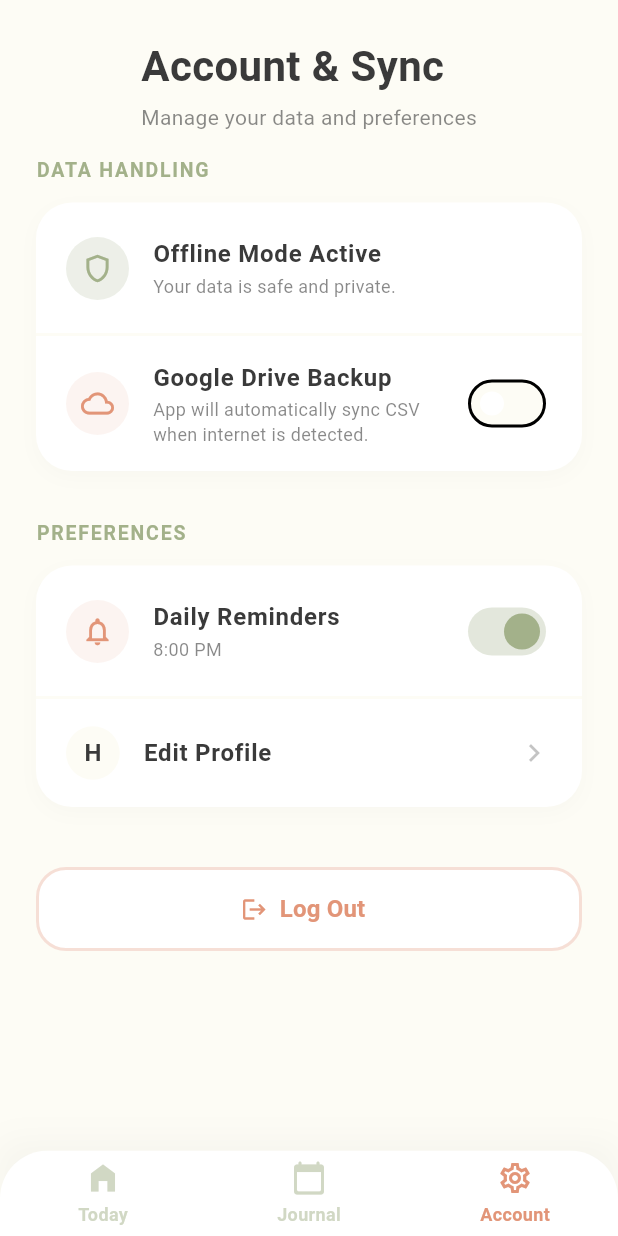
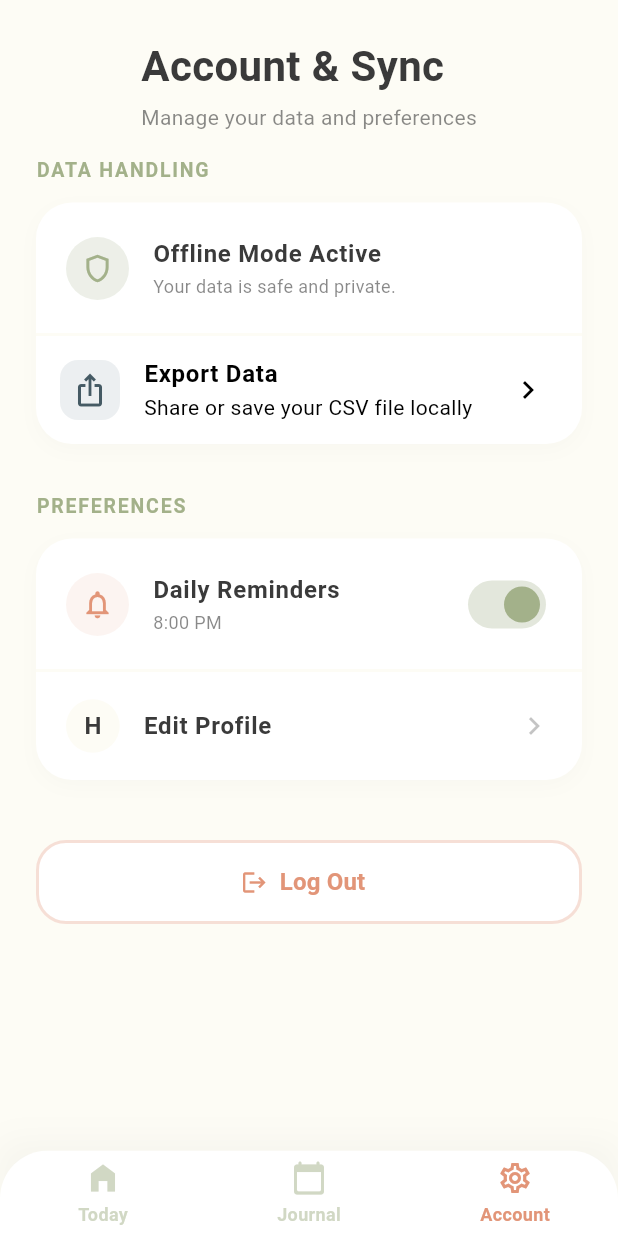
Before and after one commit to pak-pow/PoopTracker, a Flutter app: the SettingsScreen screen opened directly, on a phone screen of 412 x 824 dp. Run offline on Flutter 3.47's test engine with Material 3 defaults, Android fonts, the phone set to English and light mode, and no system bars; our stand-ins replace csv, share_plus, table_calendar; Roboto replaces fonts that are missing (Nunito).

Commit message:
refactor: pivot to offline-first architecture with local CSV export

```diff
--- a/lib/data/services/csv_service.dart
+++ b/lib/data/services/csv_service.dart
@@ -7,14 +7,14 @@ class CsvService {
   static const String _fileName = 'health_logs.csv';
 
   // Helper function to get the exact file path on the device
-  Future<File> _getLocalFile() async {
+  Future<File> getLocalFile() async {
     final directory = await getApplicationDocumentsDirectory();
     return File('${directory.path}/$_fileName');
   }
 
   // Save a new entry to the CSV file
   Future<void> saveEntry(JournalEntry entry) async {
-    final file = await _getLocalFile();
+    final file = await getLocalFile();
     List<List<dynamic>> csvData = [];
 
     // If file exists, read existing data first
@@ -31,7 +31,7 @@ class CsvService {
 
   // Get all entries for a specific day
   Future<List<JournalEntry>> getEntriesForDay(DateTime targetDate) async {
-    final file = await _getLocalFile();
+    final file = await getLocalFile();
 
     if (!(await file.exists())) {
       return []; // Return empty if no logs exist yet
@@ -61,7 +61,7 @@ class CsvService {
 
   // Get the count of unique days with entries in the last 7 days
   Future<int> getWeeklyRhythmCount() async {
-    final file = await _getLocalFile();
+    final file = await getLocalFile();
     if (!(await file.exists())) return 0;
 
     final String fileContent = await file.readAsString();
@@ -93,7 +93,7 @@ class CsvService {
   }
 
   Future<void> deleteEntry(JournalEntry entryToDelete) async {
-    final file = await _getLocalFile();
+    final file = await getLocalFile();
     if (!(await file.exists())) return;
 
     final String fileContent = await file.readAsString();
--- a/lib/data/services/google_drive_service.dart
+++ /dev/null
@@ -1,85 +0,0 @@
-import 'dart:io';
-import 'package:http/http.dart' as http;
-import 'package:google_sign_in/google_sign_in.dart';
-import 'package:googleapis/drive/v3.dart' as drive;
-import 'package:path_provider/path_provider.dart';
-
-// A special client to attach the Google Auth token to our requests
-class GoogleAuthClient extends http.BaseClient {
-  final Map<String, String> _headers;
-  final http.Client _client = http.Client();
-
-  GoogleAuthClient(this._headers);
-
-  @override
-  Future<http.StreamedResponse> send(http.BaseRequest request) {
-    return _client.send(request..headers.addAll(_headers));
-  }
-}
-
-class GoogleDriveService {
-  // Requesting permission to read/write files the app creates
-  final _googleSignIn = GoogleSignIn(scopes: [drive.DriveApi.driveFileScope]);
-  static const String _backupFileName = 'Hazel_Journal_Backup.csv';
-
-  // 1. Sign In
-  Future<drive.DriveApi?> _getDriveApi() async {
-    try {
-      final account =
-          await _googleSignIn.signInSilently() ?? await _googleSignIn.signIn();
-      if (account == null) return null;
-
-      final authHeaders = await account.authHeaders;
-      final authenticateClient = GoogleAuthClient(authHeaders);
-      return drive.DriveApi(authenticateClient);
-    } catch (e) {
-      print("Sign in error: $e");
-      return null;
-    }
-  }
-
-  // 2. Upload / Sync the File
-  Future<bool> syncBackupToDrive() async {
-    final driveApi = await _getDriveApi();
-    if (driveApi == null) return false;
-
-    try {
-      // Find our local CSV file
-      final directory = await getApplicationDocumentsDirectory();
-      final localFile = File('${directory.path}/health_logs.csv');
-
-      if (!await localFile.exists()) return false; // Nothing to backup
-
-      // Search Drive to see if we already have a backup file
-      final fileList = await driveApi.files.list(
-        q: "name = '$_backupFileName'",
-      );
-      final driveFile = drive.File()..name = _backupFileName;
-
-      // Convert our local file into an uploadable stream
-      final media = drive.Media(localFile.openRead(), localFile.lengthSync());
-
-      if (fileList.files != null && fileList.files!.isNotEmpty) {
-        // UPDATE: File exists, overwrite it
-        final existingFileId = fileList.files!.first.id!;
-        await driveApi.files.update(
-          driveFile,
-          existingFileId,
-          uploadMedia: media,
-        );
-      } else {
-        // CREATE: First time backing up
-        await driveApi.files.create(driveFile, uploadMedia: media);
-      }
-      return true; // Success!
-    } catch (e) {
-      print("Drive Sync Error: $e");
-      return false;
-    }
-  }
-
-  // 3. Sign Out (Optional)
-  Future<void> signOut() async {
-    await _googleSignIn.signOut();
-  }
-}
--- a/lib/features/settings/settings_screen.dart
+++ b/lib/features/settings/settings_screen.dart
@@ -1,7 +1,8 @@
 import 'package:flutter/material.dart';
 import '../home/home_screen.dart';
 import '../history/history_screen.dart';
-import '../../data/services/google_drive_service.dart';
+import 'package:share_plus/share_plus.dart';
+import 'package:poop_tracker/data/services/csv_service.dart';
 
 class SettingsScreen extends StatefulWidget {
   const SettingsScreen({Key? key}) : super(key: key);
@@ -243,87 +244,42 @@ class _SettingsScreenState extends State<SettingsScreen> {
             ),
           ),
           Divider(height: 1, color: bgCream, thickness: 2),
-          // Google Drive Sync
           ListTile(
-            contentPadding: const EdgeInsets.symmetric(
-              horizontal: 20,
-              vertical: 8,
+            leading: Container(
+              padding: const EdgeInsets.all(8),
+              decoration: BoxDecoration(
+                color: Colors.blueGrey.shade50,
+                borderRadius: BorderRadius.circular(12),
+              ),
+              child: Icon(Icons.ios_share, color: Colors.blueGrey.shade700),
             ),
-            leading: Container(
-              padding: const EdgeInsets.all(10),
-              decoration: BoxDecoration(
-                color: accentPeach.withOpacity(0.1),
-                shape: BoxShape.circle,
-              ),
-              child: Icon(Icons.cloud_queue, color: accentPeach, size: 22),
+            title: const Text(
+              "Export Data",
+              style: TextStyle(fontWeight: FontWeight.w600, fontSize: 16),
             ),
-            title: Text(
-              "Google Drive Backup",
-              style: TextStyle(fontWeight: FontWeight.bold, color: textBrown),
-            ),
-            subtitle: Text(
-              "App will automatically sync CSV when internet is detected.",
-              style: TextStyle(color: textBrown.withOpacity(0.6), fontSize: 12),
-            ),
-            trailing: Switch(
-              value: _driveSyncEnabled,
-              activeColor: accentPeach,
-              activeTrackColor: accentPeach.withOpacity(0.3),
-              inactiveThumbColor: Colors.white,
-              inactiveTrackColor: bgCream,
-              onChanged: (val) async {
-                setState(() => _driveSyncEnabled = val);
+            subtitle: const Text("Share or save your CSV file locally"),
+            trailing: const Icon(Icons.chevron_right),
+            onTap: () async {
+              try {
+                // Get the local CSV file path from your existing service
+                final file = await CsvService().getLocalFile();
 
-                if (val == true) {
-                  // Show a loading snackbar
+                if (await file.exists()) {
+                  // Pop open the native Android share sheet!
+                  await Share.shareXFiles([
+                    XFile(file.path),
+                  ], text: 'My Hazel Journal Backup');
+                } else {
                   ScaffoldMessenger.of(context).showSnackBar(
-                    SnackBar(
-                      content: Row(
-                        children: [
-                          const SizedBox(
-                            width: 20,
-                            height: 20,
-                            child: CircularProgressIndicator(
-                              color: Colors.white,
-                              strokeWidth: 2,
-                            ),
-                          ),
-                          const SizedBox(width: 16),
-                          const Text("Syncing to Google Drive..."),
-                        ],
-                      ),
-                      backgroundColor: textBrown,
-                      behavior: SnackBarBehavior.floating,
-                      duration: const Duration(seconds: 2),
-                    ),
+                    const SnackBar(content: Text("No entries to export yet!")),
                   );
-
-                  // Trigger the sync!
-                  bool success = await GoogleDriveService().syncBackupToDrive();
-
-                  if (mounted) {
-                    ScaffoldMessenger.of(context).showSnackBar(
-                      SnackBar(
-                        content: Text(
-                          success
-                              ? "✨ Backup successful!"
-                              : "❌ Backup failed. Check connection.",
-                        ),
-                        backgroundColor: success ? accentGreen : accentPeach,
-                        behavior: SnackBarBehavior.floating,
-                        shape: RoundedRectangleBorder(
-                          borderRadius: BorderRadius.circular(10),
-                        ),
-                      ),
-                    );
-                    // If it failed, toggle the switch back off
-                    if (!success) {
-                      setState(() => _driveSyncEnabled = false);
-                    }
-                  }
                 }
-              },
-            ),
+              } catch (e) {
+                ScaffoldMessenger.of(context).showSnackBar(
+                  const SnackBar(content: Text("Error exporting data.")),
+                );
+              }
+            },
           ),
         ],
       ),
--- a/pubspec.yaml
+++ b/pubspec.yaml
@@ -40,10 +40,7 @@ dependencies:
   csv: ^6.0.0
   shared_preferences: ^2.2.2
 
-  # Cloud Sync (Google Drive)
-  google_sign_in: ^6.2.1
-  googleapis: ^13.1.0
-  http: ^1.2.0
+  share_plus: ^10.1.2
 
   # UI Elements
   table_calendar: ^3.1.2
```
Also changed, not shown: pubspec.lock, 5 other files.
